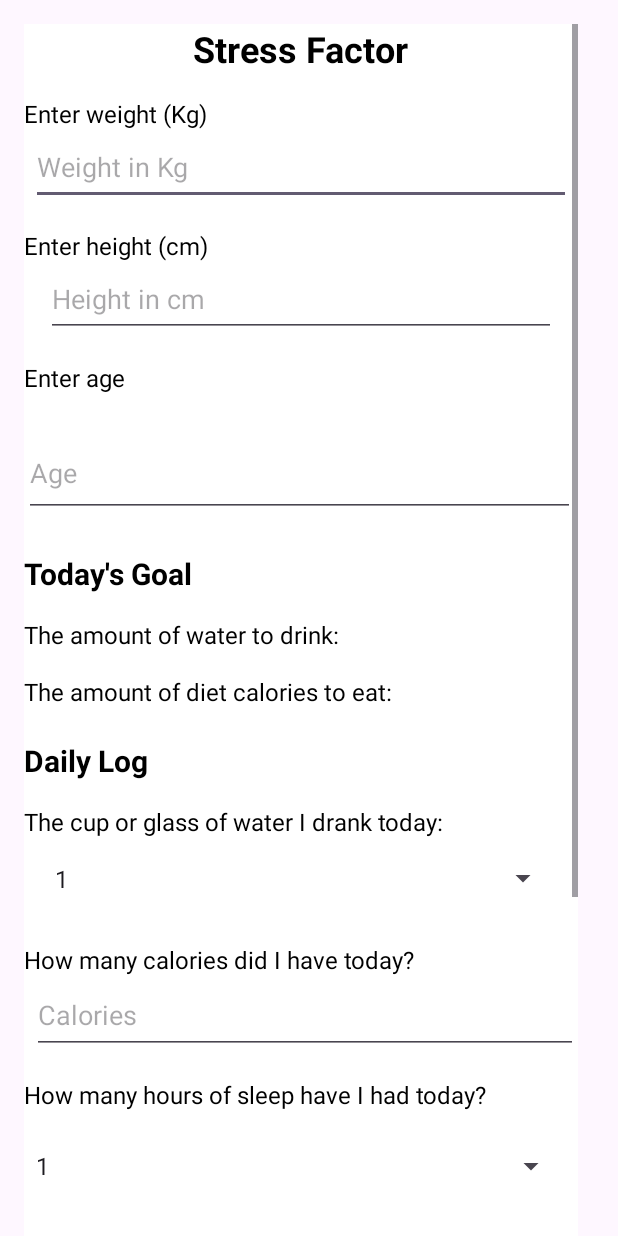
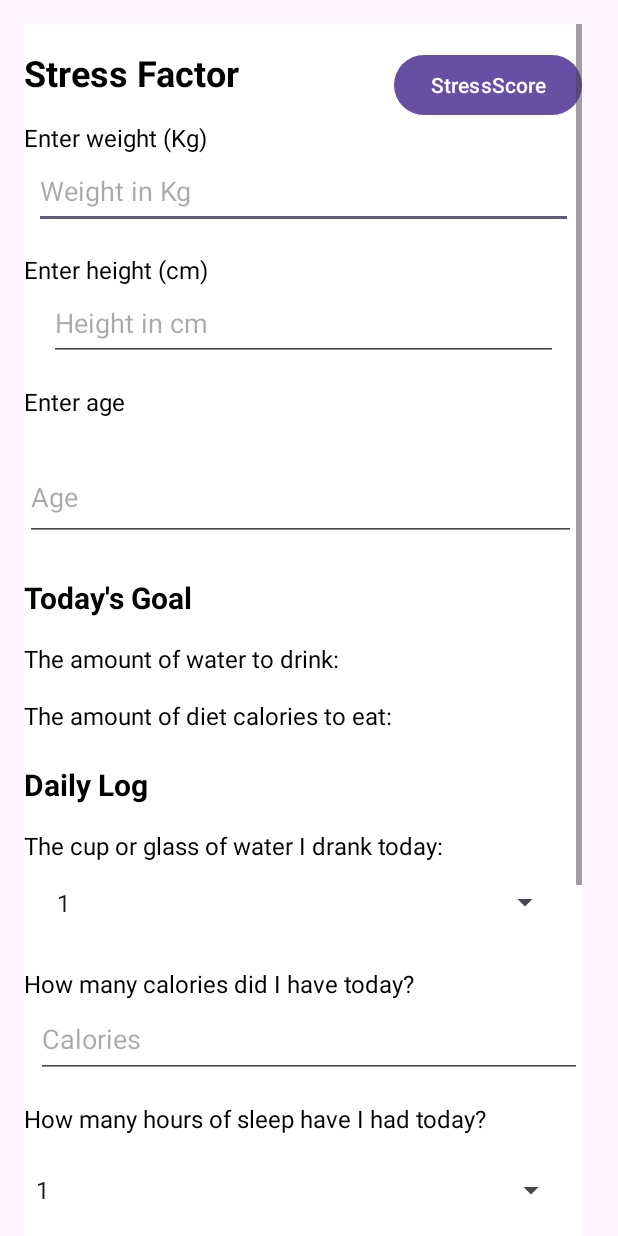
Before and after one commit to Fathima-Hasna/StressSync, an Android app: the stressfactor screen opened directly, with no data from a screen before it, on a phone screen of 412 x 824 dp. Run offline under Robolectric (Android 15) with nearby library versions, the phone set to English and light mode, and no system bars.

Commit message:
i added the stress score page

```diff
--- a/app/build.gradle.kts
+++ b/app/build.gradle.kts
@@ -34,8 +34,10 @@ dependencies {
     implementation(libs.material)
     implementation(libs.activity)
     implementation(libs.constraintlayout)
+    implementation ("com.github.PhilJay:MPAndroidChart:3.1.0")
     testImplementation(libs.junit)
     androidTestImplementation(libs.ext.junit)
     androidTestImplementation(libs.espresso.core)
 
+
 }
--- a/app/src/main/AndroidManifest.xml
+++ b/app/src/main/AndroidManifest.xml
@@ -12,6 +12,9 @@
         android:supportsRtl="true"
         android:theme="@style/Theme.Algo">
         <activity
+            android:name=".StressScore"
+            android:exported="false" />
+        <activity
             android:name=".LoginPage"
             android:exported="false" />
         <activity
@@ -25,7 +28,7 @@
         </activity>
         <activity
             android:name=".stressfactor"
-            android:exported="true"></activity>
+            android:exported="true" />
         <activity
             android:name=".MainActivity"
             android:exported="false" />
--- a/app/src/main/java/com/example/algo/stressfactor.java
+++ b/app/src/main/java/com/example/algo/stressfactor.java
@@ -1,6 +1,7 @@
 package com.example.algo;
 
 import android.annotation.SuppressLint;
+import android.content.Intent;
 import android.graphics.Color;
 import android.os.Bundle;
 import android.widget.Button;
@@ -18,7 +19,7 @@ import androidx.core.view.WindowInsetsCompat;
 public class stressfactor extends AppCompatActivity {
        private EditText weight,height,age,calories;
        private TextView  logmsg1,logmsg2,logmsg3;
-       private Button savelog;
+       private Button savelog, scorepage;
        private Spinner water,sleep;
     @SuppressLint({"WrongViewCast", "MissingInflatedId"})
     @Override
@@ -35,11 +36,17 @@ public class stressfactor extends AppCompatActivity {
 
         calories=findViewById(R.id.input_calories_had);
         savelog=findViewById(R.id.saveLog);
+        scorepage=findViewById(R.id.scorepage);
         water=findViewById(R.id.spinner_water_drank);
         sleep=findViewById(R.id.spinner_sleep);
         logmsg1=findViewById(R.id.msg1);
         logmsg2=findViewById(R.id.msg2);
         logmsg3=findViewById(R.id.msg3);
+
+        scorepage.setOnClickListener(v -> {
+            Intent intent = new Intent(this, StressScore.class);
+            startActivity(intent);
+        });
 
         savelog.setOnClickListener(v -> {
             calculateWaterIntake();
@@ -68,7 +75,13 @@ public class stressfactor extends AppCompatActivity {
             int water = Integer.parseInt(waterStr);
             int sleep = Integer.parseInt(sleepStr);
             int calories = Integer.parseInt(calorieStr);
+             //to send the date to the stress score
+            Intent intent = new Intent(this, StressScore.class);
+            intent.putExtra("water", water);
+            intent.putExtra("calories", calories);
+            intent.putExtra("sleep", sleep);
 
+            startActivity(intent);
             // Check water intake
             if (water < 4) {
                 logmsg1.setText("Water intake is below average");
--- a/app/src/main/res/layout/activity_stressfactor.xml
+++ b/app/src/main/res/layout/activity_stressfactor.xml
@@ -15,21 +15,23 @@
         tools:context=".stressfactor">
 
         <!-- Title -->
+
+        <!-- Enter weight -->
+
         <TextView
             android:id="@+id/title"
             android:layout_width="wrap_content"
             android:layout_height="wrap_content"
+            android:layout_marginTop="16dp"
             android:text="Stress Factor"
+            android:textColor="#000000"
             android:textSize="24sp"
             android:textStyle="bold"
-            android:textColor="#000000"
-            app:layout_constraintTop_toTopOf="parent"
+            app:layout_constraintEnd_toEndOf="parent"
+            app:layout_constraintHorizontal_bias="0.0"
             app:layout_constraintStart_toStartOf="parent"
-            app:layout_constraintEnd_toEndOf="parent"
-            android:layout_marginBottom="16dp"
-            app:layout_constraintHorizontal_bias="0.5"/>
+            app:layout_constraintTop_toTopOf="parent" />
 
-        <!-- Enter weight -->
         <TextView
             android:id="@+id/label_weight"
             android:layout_width="wrap_content"
@@ -305,6 +307,20 @@
             app:layout_constraintStart_toStartOf="parent"
             app:layout_constraintTop_toBottomOf="@+id/msg2" />
 
+        <Button
+            android:id="@+id/scorepage"
+            android:layout_width="wrap_content"
+            android:layout_height="wrap_content"
+            android:layout_marginStart="103dp"
+            android:layout_marginBottom="22dp"
+            android:text="StressScore"
+            app:layout_constraintBottom_toTopOf="@+id/input_weight"
+            app:layout_constraintEnd_toEndOf="parent"
+            app:layout_constraintHorizontal_bias="0.225"
+            app:layout_constraintStart_toEndOf="@+id/title"
+            app:layout_constraintTop_toTopOf="parent"
+            app:layout_constraintVertical_bias="1.0" />
+
     </androidx.constraintlayout.widget.ConstraintLayout>
 
 </ScrollView>
--- a/gradle/libs.versions.toml
+++ b/gradle/libs.versions.toml
@@ -1,5 +1,5 @@
 [versions]
-agp = "8.4.1"
+agp = "8.5.0"
 junit = "4.13.2"
 junitVersion = "1.1.5"
 espressoCore = "3.5.1"
@@ -8,6 +8,7 @@ material = "1.12.0"
 activity = "1.9.0"
 constraintlayout = "2.1.4"
 materialVersion = "1.3.0"
+mpandroidchart = "3.1.0"
 
 [libraries]
 junit = { group = "junit", name = "junit", version.ref = "junit" }
@@ -18,6 +19,6 @@ material = { group = "com.google.android.material", name = "material", version.r
 activity = { group = "androidx.activity", name = "activity", version.ref = "activity" }
 constraintlayout = { group = "androidx.constraintlayout", name = "constraintlayout", version.ref = "constraintlayout" }
 material-v130 = { module = "com.google.android.material:material", version.ref = "materialVersion" }
-
+mpandroidchart = { module = "com.github.PhilJay:MPAndroidChart", version.ref = "mpandroidchart" }
 [plugins]
 android-application = { id = "com.android.application", version.ref = "agp" }
--- a/settings.gradle.kts
+++ b/settings.gradle.kts
@@ -16,8 +16,9 @@ dependencyResolutionManagement {
     repositories {
         google()
         mavenCentral()
+        maven { url = uri("https://jitpack.io") }
+
     }
 }
-
 rootProject.name = "algo"
 include(":app")
```
Also changed, not shown: app/src/main/java/com/example/algo/StressScore.java (added, +70 -0 lines), app/src/main/res/layout/activity_stress_score.xml (added, +36 -0 lines), gradle/wrapper/gradle-wrapper.properties.
